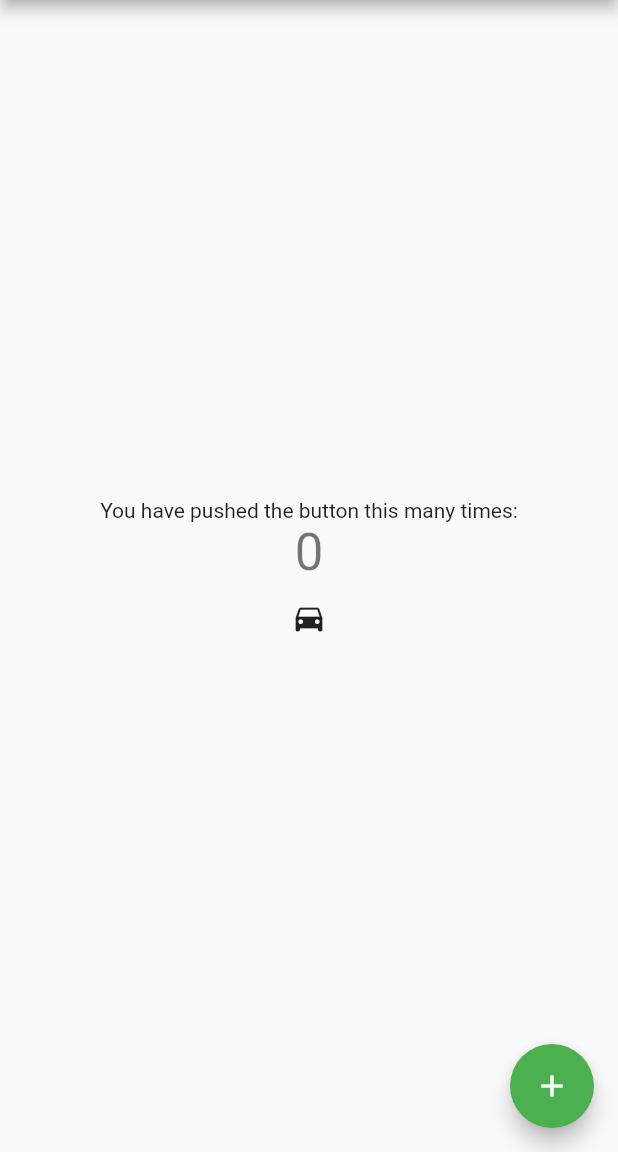
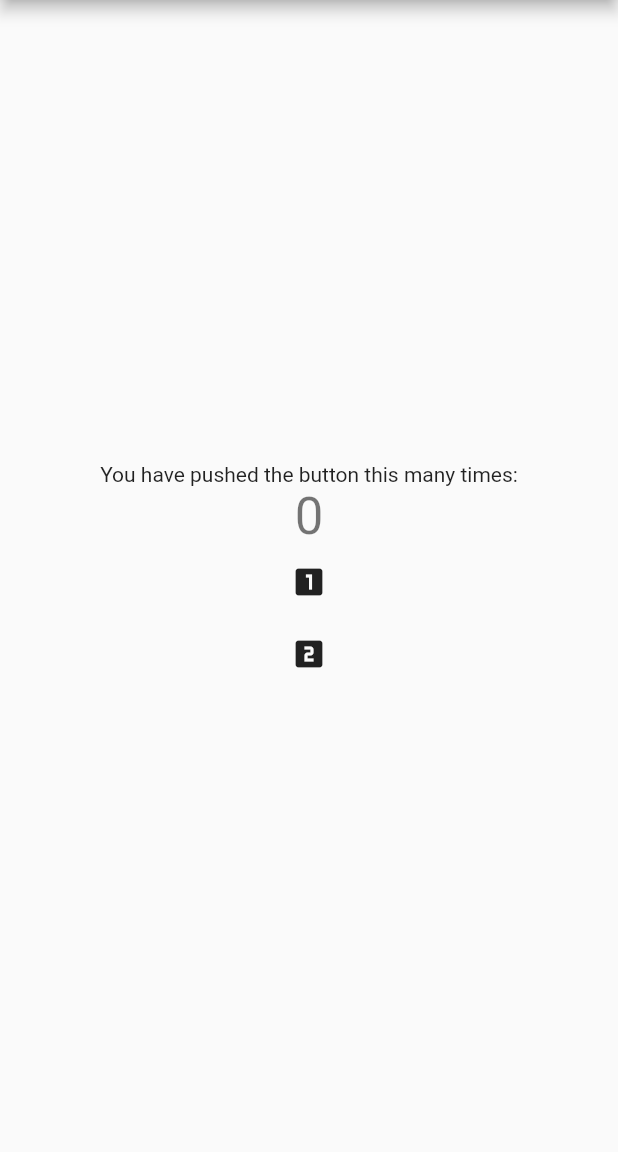
Before and after one commit to apnoble/flutter_basic, a Flutter app: the screen it shows after launch, on a phone screen of 412 x 824 dp, the part 84-1236 px from its top. Run offline on Flutter 3.47's test engine with Material 2 defaults, Android fonts, the phone set to English and light mode, and no system bars.

Commit message:
add second button counter

```diff
--- a/lib/main.dart
+++ b/lib/main.dart
@@ -34,6 +34,12 @@ class _MyHomePageState extends State<MyHomePage> {
     });
   }
 
+  void _incrementByTwo() {
+    setState(() {
+      _counter=_counter+2;
+    });
+  }
+
   @override
   Widget build(BuildContext context) {
     return new Scaffold(
@@ -52,19 +58,18 @@ class _MyHomePageState extends State<MyHomePage> {
               style: Theme.of(context).textTheme.display1,
             ),
             new IconButton(
-              icon: Icon(choices[0].icon),
-              onPressed: () {
-                // _select(choices[0]);
-              },
+              icon: Icon(Icons.looks_one),
+              onPressed: _incrementCounter,
+            ),
+            new IconButton(
+              icon: Icon(Icons.looks_two),
+              onPressed: _incrementByTwo,
             ),
           ],
         ),
       ),
-      floatingActionButton: new FloatingActionButton(
-        onPressed: _incrementCounter,
-        tooltip: 'Increment',
-        child: new Icon(Icons.add),
-      ), // This trailing comma makes auto-formatting nicer for build methods.
+
+      // This trailing comma makes auto-formatting nicer for build methods.
     );
   }
 }
```
